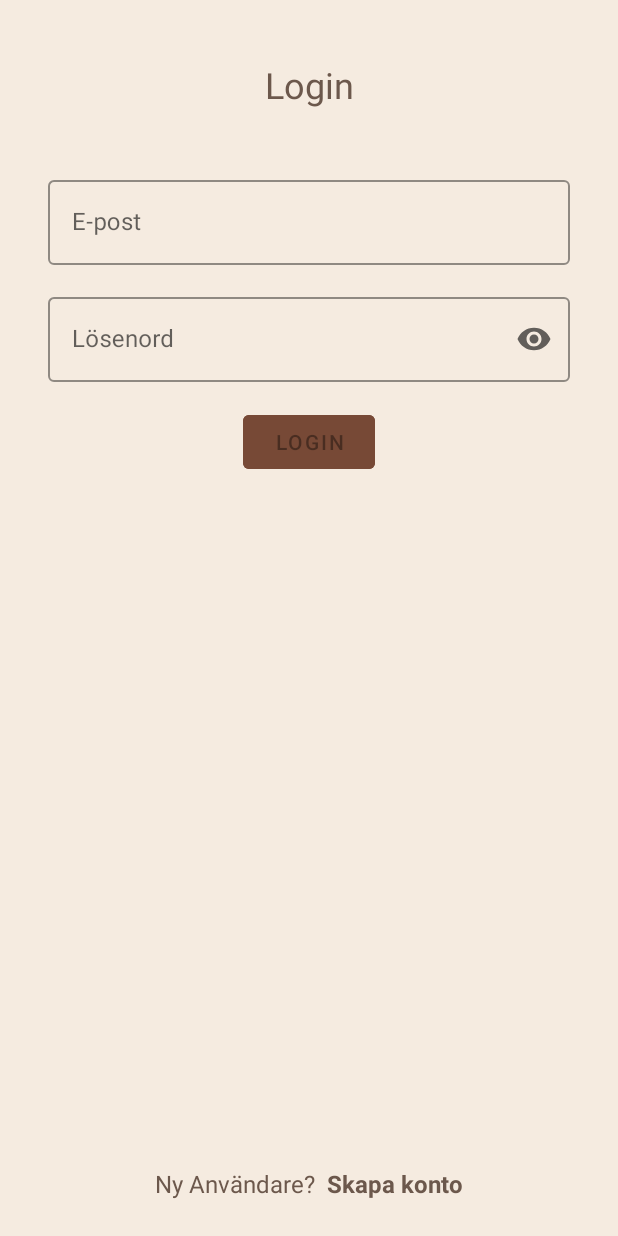
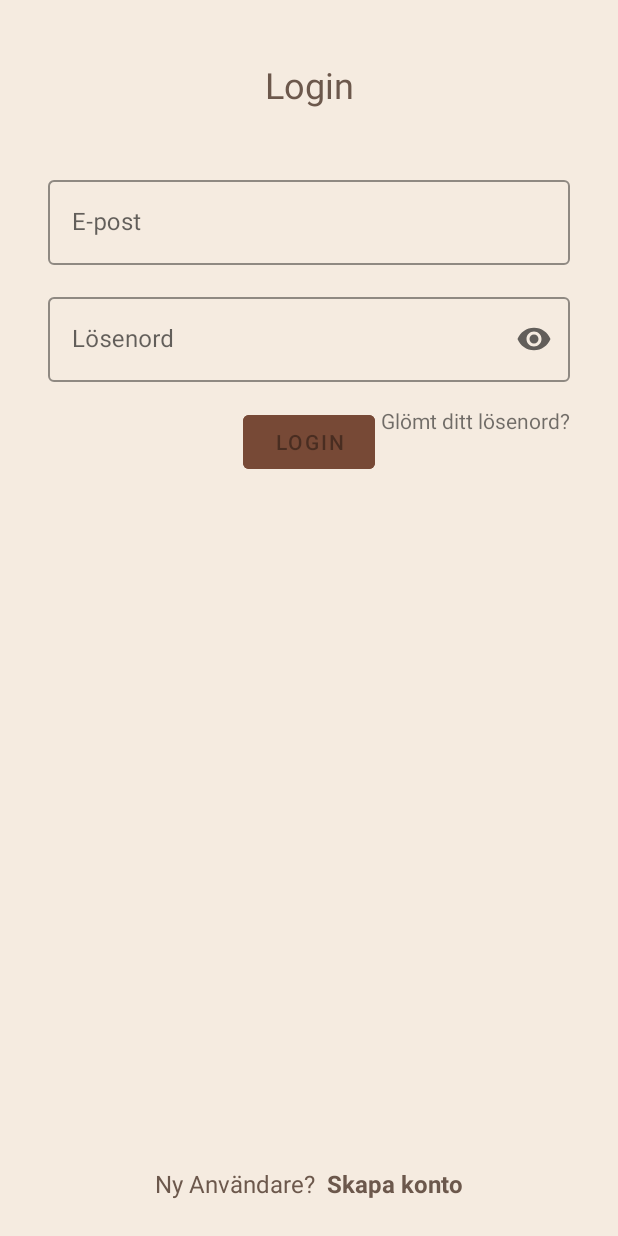
Before and after one commit to Bequiza/bytbok, an Android app: the screen it shows after launch (MainActivity), on a phone screen of 412 x 824 dp. Run offline under Robolectric (Android 15) with nearby library versions, the phone set to English and light mode, and no system bars; our stand-ins replace Firebase (no records; nobody signed in at launch, a user with empty details on screens opened directly), data binding, navigation-ui.

Commit message:
reset password now implemented in login frag.

```diff
--- a/app/src/main/java/se/rebeccazadig/bokholken/login/LoginRegisterViewModel.kt
+++ b/app/src/main/java/se/rebeccazadig/bokholken/login/LoginRegisterViewModel.kt
@@ -116,6 +116,10 @@ class LoginRegisterViewModel(app: Application) : AndroidViewModel(app) {
         }
     }
 
+    fun resetPassword(email: String) {
+        loginRepo.resetPassword(email)
+    }
+
     fun changeMode() {
         isLoginMode.value = (isLoginMode.value ?: false).not()
     }
--- a/app/src/main/java/se/rebeccazadig/bokholken/login/LoginRepository.kt
+++ b/app/src/main/java/se/rebeccazadig/bokholken/login/LoginRepository.kt
@@ -128,6 +128,9 @@ class LoginRepository private constructor() {
         return Result.Failure("Error during re-authentication.")
     }
 
+    fun resetPassword(email: String) {
+        myAuth.sendPasswordResetEmail(email)
+    }
 
     fun getUserId(): String {
         val uid = myAuth.currentUser?.uid
--- a/app/src/main/res/layout/fragment_login.xml
+++ b/app/src/main/res/layout/fragment_login.xml
@@ -97,6 +97,17 @@
                         android:textColor="#6C584C" />
                 </com.google.android.material.textfield.TextInputLayout>
 
+                <TextView
+                    android:id="@+id/reset_password_text"
+                    android:layout_width="wrap_content"
+                    android:layout_height="wrap_content"
+                    android:layout_marginTop="16dp"
+                    android:layout_marginEnd="16dp"
+                    android:text="Glömt ditt lösenord?"
+                    app:layout_constraintEnd_toEndOf="parent"
+                    app:layout_constraintTop_toBottomOf="@+id/password_layout"
+                    />
+
                 <androidx.constraintlayout.widget.ConstraintLayout
                     android:id="@+id/radio_group_container"
                     android:layout_width="match_parent"
@@ -105,7 +116,7 @@
                     android:clickable="true"
                     android:visibility="@{vm.isLoginMode ? View.GONE : View.VISIBLE}"
                     app:layout_constraintTop_toBottomOf="@id/password_layout"
-                    tools:visibility="visible">
+                    tools:visibility="gone">
 
                     <com.google.android.material.textfield.TextInputLayout
                         android:id="@+id/name_layout"
@@ -185,7 +196,7 @@
                 </androidx.constraintlayout.widget.ConstraintLayout>
 
                 <Button
-                    android:id="@+id/login_register"
+                    android:id="@+id/login_register_button"
                     android:layout_width="wrap_content"
                     android:layout_height="wrap_content"
                     android:layout_marginTop="16dp"
--- a/app/src/main/res/values/strings.xml
+++ b/app/src/main/res/values/strings.xml
@@ -26,6 +26,7 @@
     <string name="cancel">Avbryt</string>>
     <string name="hint_email">E-post</string>
     <string name="hint_password">Lösenord</string>
+    <string name="password_reset_dialog_title">Ange din email adress så skickar vi ett mail för att nollställa ditt lösenord</string>
 
     <string name="user_details_username">Användarnamn: %1$s</string>
     <string name="user_details_contact">Telefonnummer: %1$s</string>
```
Also changed, not shown: app/src/main/java/se/rebeccazadig/bokholken/login/LoginRegisterFragment.kt (+33 -0 lines), app/src/main/res/layout/dialog_reset_password.xml (added, +15 -0 lines).
